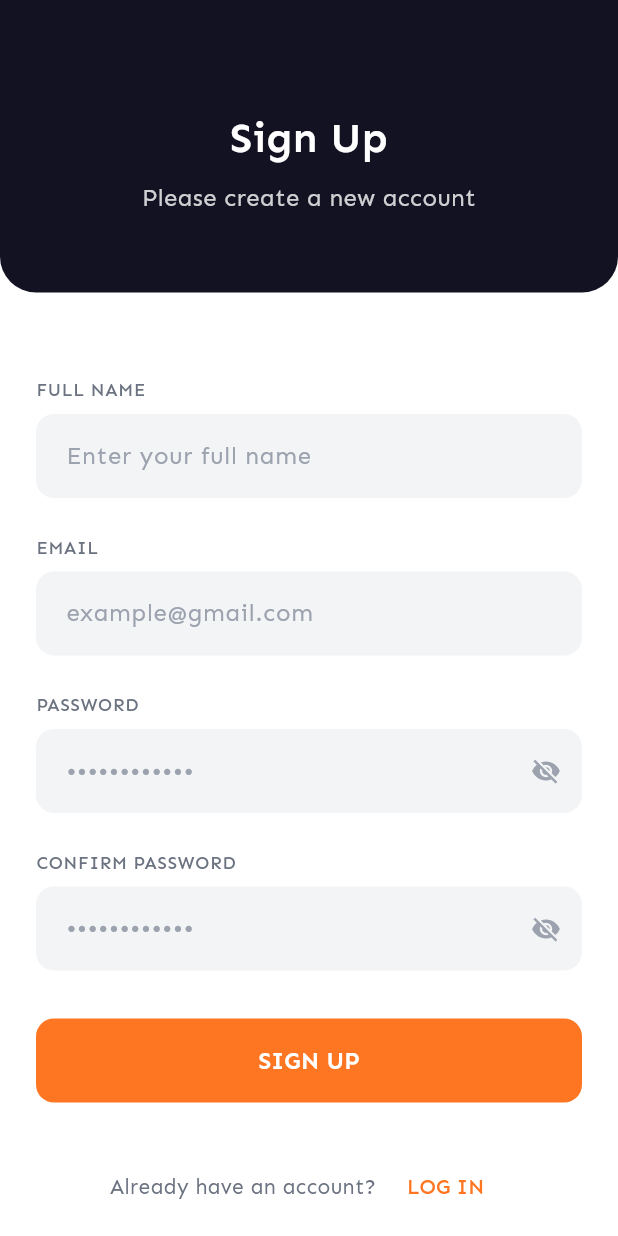
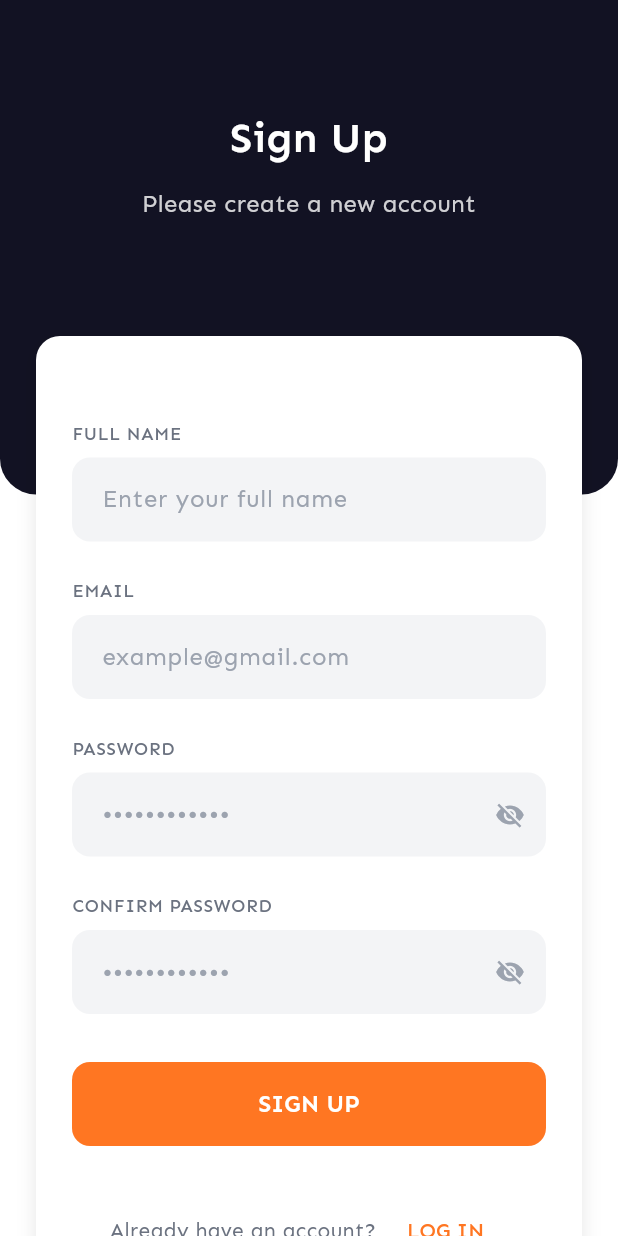
Before and after one commit to Ivan-De-Zoysa-Evolza/Food-delivery, a Flutter app: the screen it shows after launch, after a tap on "LOG IN", after a tap on "SIGN UP", on a phone screen of 412 x 824 dp. Run offline on Flutter 3.47's test engine with Material 3 defaults, Android fonts, the phone set to English and light mode, and no system bars; our stand-ins replace email_validator, firebase_auth, firebase_core, go_router; accounts and stored records are empty.

Commit message:
UI update

```diff
--- a/lib/main.dart
+++ b/lib/main.dart
@@ -1,3 +1,4 @@
+// lib/main.dart
 import 'package:flutter/material.dart';
 import 'package:firebase_core/firebase_core.dart';
 import 'core/constants/app_colors.dart';
--- a/lib/presentation/routes/app_router.dart
+++ b/lib/presentation/routes/app_router.dart
@@ -1,3 +1,4 @@
+// lib/presentation/routes/app_router.dart
 import 'package:go_router/go_router.dart';
 import '../screens/login_screen.dart';
 import '../screens/signup_screen.dart';
--- a/lib/presentation/screens/login_screen.dart
+++ b/lib/presentation/screens/login_screen.dart
@@ -1,3 +1,4 @@
+// lib/presentation/screens/login_screen.dart
 import 'package:flutter/material.dart';
 import 'package:email_validator/email_validator.dart';
 import 'package:go_router/go_router.dart';
@@ -149,14 +150,28 @@ class _LoginScreenState extends State<LoginScreen> {
       backgroundColor: AppColors.background,
       body: SafeArea(
         child: SingleChildScrollView(
-          child: Column(
+          child: Stack(
             children: [
               const AuthHeader(
                 title: 'Log In',
                 subtitle: 'Please sign in to your existing account',
               ),
               Padding(
+                padding: const EdgeInsets.only(top: 200), // Adjust this value to position the form
+                child: Container(
+                  margin: const EdgeInsets.all(24),
                   padding: const EdgeInsets.all(24),
+                  decoration: BoxDecoration(
+                    color: AppColors.white,
+                    borderRadius: BorderRadius.circular(16),
+                    boxShadow: [
+                      BoxShadow(
+                        color: Colors.black.withOpacity(0.1),
+                        blurRadius: 10,
+                        offset: const Offset(0, 4),
+                      ),
+                    ],
+                  ),
                   child: Form(
                     key: _formKey,
                     child: Column(
@@ -242,6 +257,7 @@ class _LoginScreenState extends State<LoginScreen> {
                     ),
                   ),
                 ),
+              ),
             ],
           ),
         ),
--- a/lib/presentation/screens/signup_screen.dart
+++ b/lib/presentation/screens/signup_screen.dart
@@ -1,3 +1,4 @@
+// lib/presentation/screens/signup_screen.dart
 import 'package:flutter/material.dart';
 import 'package:email_validator/email_validator.dart';
 import 'package:go_router/go_router.dart';
@@ -126,14 +127,28 @@ class _SignUpScreenState extends State<SignUpScreen> {
       backgroundColor: AppColors.background,
       body: SafeArea(
         child: SingleChildScrollView(
-          child: Column(
+          child: Stack(
             children: [
               const AuthHeader(
                 title: 'Sign Up',
                 subtitle: 'Please create a new account',
               ),
               Padding(
+                padding: const EdgeInsets.only(top: 200), // Adjust this value to position the form
+                child: Container(
+                  margin: const EdgeInsets.all(24),
                   padding: const EdgeInsets.all(24),
+                  decoration: BoxDecoration(
+                    color: AppColors.white,
+                    borderRadius: BorderRadius.circular(16),
+                    boxShadow: [
+                      BoxShadow(
+                        color: Colors.black.withOpacity(0.1),
+                        blurRadius: 10,
+                        offset: const Offset(0, 4),
+                      ),
+                    ],
+                  ),
                   child: Form(
                     key: _formKey,
                     child: Column(
@@ -215,6 +230,7 @@ class _SignUpScreenState extends State<SignUpScreen> {
                     ),
                   ),
                 ),
+              ),
             ],
           ),
         ),
--- a/lib/presentation/widgets/auth_header.dart
+++ b/lib/presentation/widgets/auth_header.dart
@@ -1,3 +1,4 @@
+// lib/presentation/widgets/auth_header.dart
 import 'package:flutter/material.dart';
 import '../../core/constants/app_colors.dart';
 import '../../core/constants/app_text_styles.dart';
@@ -14,8 +15,11 @@ class AuthHeader extends StatelessWidget {
 
   @override
   Widget build(BuildContext context) {
+    final screenHeight = MediaQuery.of(context).size.height;
+
     return Container(
       width: double.infinity,
+      height: screenHeight * 0.4, // Takes about 40% of screen height
       padding: const EdgeInsets.all(32),
       decoration: const BoxDecoration(
         color: AppColors.darkBlue,
@@ -25,6 +29,7 @@ class AuthHeader extends StatelessWidget {
         ),
       ),
       child: Column(
+        mainAxisAlignment: MainAxisAlignment.center,
         children: [
           const SizedBox(height: 40),
           Text(
@@ -32,18 +37,20 @@ class AuthHeader extends StatelessWidget {
             style: AppTextStyles.h2.copyWith(
               color: AppColors.white,
               fontWeight: FontWeight.w600,
+              fontSize: 28,
             ),
             textAlign: TextAlign.center,
           ),
-          const SizedBox(height: 8),
+          const SizedBox(height: 12),
           Text(
             subtitle,
             style: AppTextStyles.subtitle.copyWith(
               color: AppColors.white.withOpacity(0.8),
+              fontSize: 16,
             ),
             textAlign: TextAlign.center,
           ),
-          const SizedBox(height: 20),
+          const Spacer(),
         ],
       ),
     );
```
Lines whose indentation alone changed are shown as unchanged.
